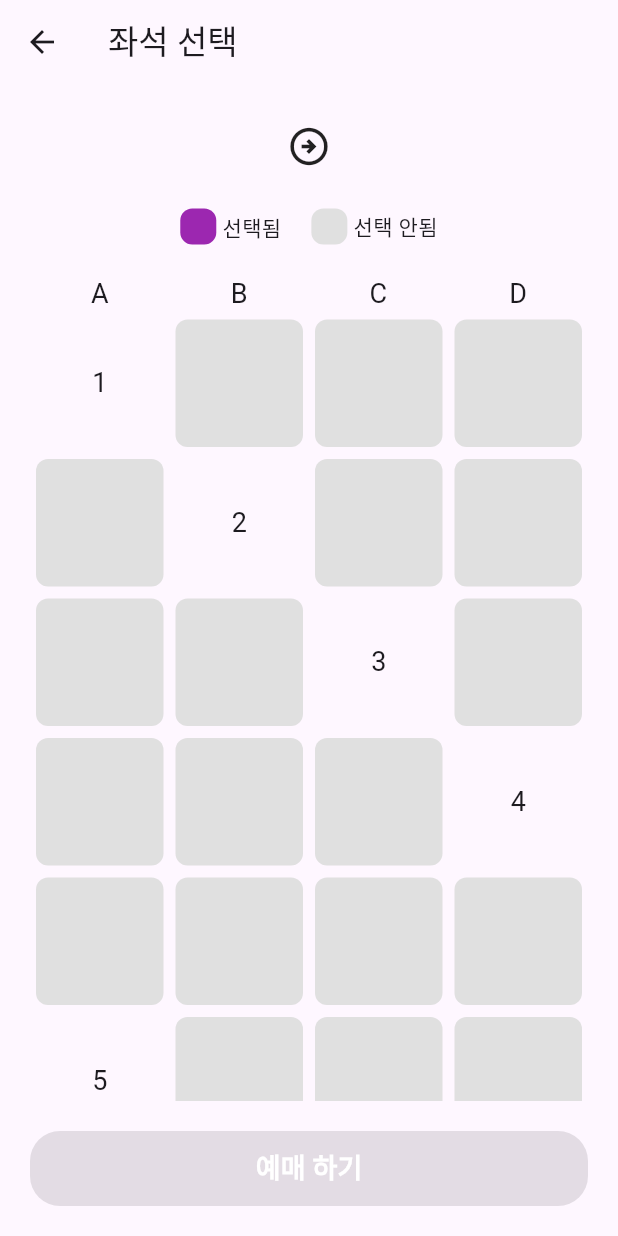
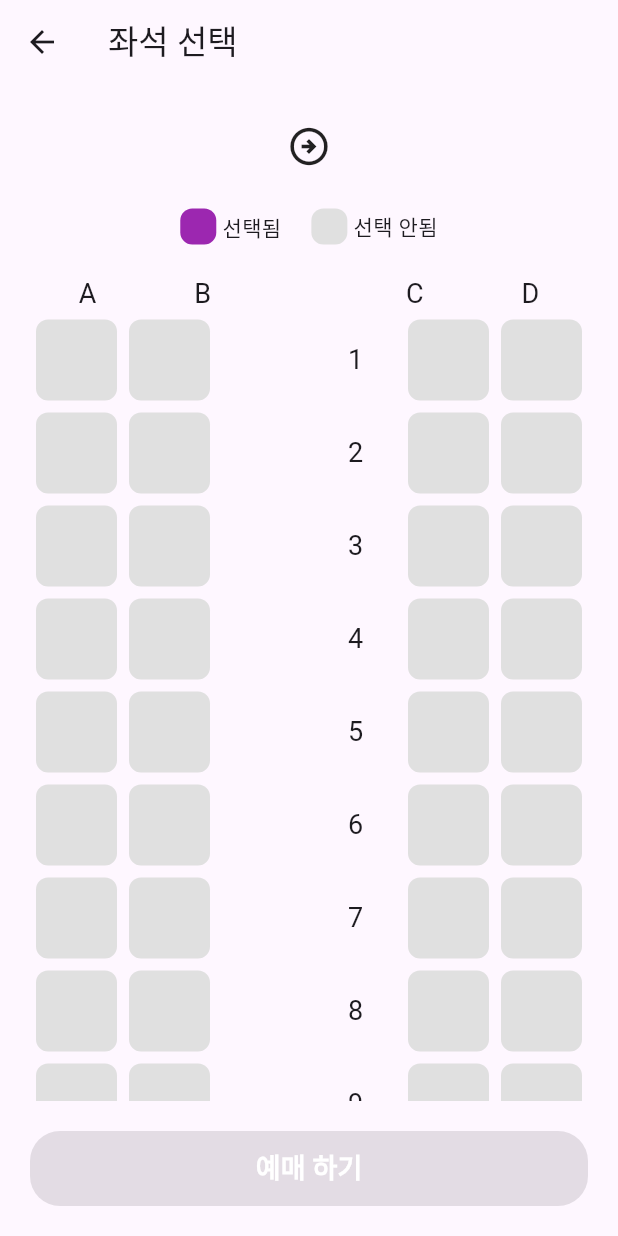
Before and after one commit to oosuhada/train_booking_app, a Flutter app: the SeatPage screen opened directly with empty values, on a phone screen of 412 x 824 dp. Run offline on Flutter 3.47's test engine with Material 3 defaults, Android fonts, the phone set to English and light mode, and no system bars.

Commit message:
edit grid view

```diff
--- a/lib/seat_page.dart
+++ b/lib/seat_page.dart
@@ -1,3 +1,4 @@
+import 'package:flutter/cupertino.dart';
 import 'package:flutter/material.dart';
 
 class SeatPage extends StatefulWidget {
@@ -11,8 +12,8 @@ class SeatPage extends StatefulWidget {
 }
 
 class _SeatPageState extends State<SeatPage> {
-  List<List<bool>> seats =
-      List.generate(10, (_) => List.generate(4, (_) => false)); // 좌석 상태 저장 변수
+  List<List<bool>> seats = List.generate(
+      20, (_) => List.generate(4, (_) => false)); // 20개의 행, 4개의 열(A/B/C/D)
 
   int? selectedRow;
   int? selectedColumn;
@@ -52,7 +53,8 @@ class _SeatPageState extends State<SeatPage> {
                             color: Colors.purple)),
                   ),
                 ),
-                      ]),
+              ],
+            ),
             SizedBox(height: 20),
 
             // 좌석 상태 레이블
@@ -87,53 +89,63 @@ class _SeatPageState extends State<SeatPage> {
             // ABCD 레이블
             Row(
               mainAxisAlignment: MainAxisAlignment.spaceAround,
-                    children: ['A', 'B', 'C', 'D']
-                        .map((label) =>
-                            Text(label, style: TextStyle(fontSize: 18)))
+              children: ['A', 'B', '', 'C', 'D'] // 가운데에 빈 문자열로 간격 추가
+                  .map((label) => Text(label, style: TextStyle(fontSize: 18)))
                   .toList(),
             ),
 
             // 좌석 그리드
+            // 좌석 그리드 (A/B 열과 C/D 열 사이에 열 번호 추가)
             Expanded(
               child: GridView.builder(
-                          gridDelegate:
-                              SliverGridDelegateWithFixedCrossAxisCount(
-                                  crossAxisCount: seats[0].length),
-                          itemCount:
-                              seats.length * seats[0].length + seats.length,
+                  gridDelegate: SliverGridDelegateWithFixedCrossAxisCount(
+                      crossAxisCount:
+                          seats[0].length + 2), // 가운데 빈 칸과 열 번호 포함하여 열 수 증가
+                  itemCount: seats.length *
+                      (seats[0].length + 2), // 총 아이템 수 (빈 칸 및 열 번호 포함)
                   itemBuilder: (context, index) {
-                            if (index % 5 == 0) {
-                              int row = index ~/ 5 + 1;
+                    if (index % (seats[0].length + 2) == 2) {
+                      // 가운데 빈 칸 처리
+                      return Container();
+                    }
+                    if (index % (seats[0].length + 2) == 3) {
+                      // 열 번호 출력
+                      int row = index ~/ (seats[0].length + 2) + 1;
                       return Center(
                           child: Container(
                               width: 50,
                               height: 50,
                               child: Center(
                                   child: Text(row.toString(),
-                                              style:
-                                                  TextStyle(fontSize: 18)))));
+                                      style: TextStyle(fontSize: 18)))));
                     }
-                            int row = index ~/ 5;
-                            int col = index % 5 - 1;
+                    int row = index ~/ (seats[0].length + 2);
+                    int col = index % (seats[0].length + 2) > 3
+                        ? index % (seats[0].length + 2) - 2
+                        : index % (seats[0].length + 2); // 빈 칸 이후 열 계산
                     return GestureDetector(
                         onTap: () {
                           setState(() {
                             seats[row][col] = !seats[row][col];
-                                    selectedRow = row;
-                                    selectedColumn = col;
+                            selectedRow = seats[row][col]
+                                ? row
+                                : null; // 선택 해제 시 null로 설정
+                            selectedColumn = seats[row][col]
+                                ? col
+                                : null; // 선택 해제 시 null로 설정
                           });
                         },
                         child: Container(
                             margin: EdgeInsets.all(4),
-                                    width: 24,
-                                    height: 24,
+                            width: 50,
+                            height: 50,
                             decoration: BoxDecoration(
                                 color: seats[row][col]
                                     ? Colors.purple
                                     : Colors.grey[300],
-                                        borderRadius:
-                                            BorderRadius.circular(8))));
-                          })),
+                                borderRadius: BorderRadius.circular(8))));
+                  }),
+            ),
 
             SizedBox(height: 20),
 
@@ -141,7 +153,29 @@ class _SeatPageState extends State<SeatPage> {
             ElevatedButton(
                 onPressed: selectedRow != null
                     ? () {
+                        showCupertinoDialog(
+                          context: context,
+                          builder: (BuildContext context) {
+                            return CupertinoAlertDialog(
+                              title: Text('예매 확인'),
+                              content: Text('좌석을 예매하시겠습니까?'),
+                              actions: [
+                                CupertinoDialogAction(
+                                    child: Text('취소'),
+                                    onPressed: () {
                                       Navigator.pop(context);
+                                    }),
+                                CupertinoDialogAction(
+                                    child: Text('확인'),
+                                    onPressed: () {
+                                      Navigator.pop(context);
+                                      Navigator.pop(
+                                          context); // HomePage로 이동 (뒤로가기 두 번)
+                                    }),
+                              ],
+                            );
+                          },
+                        );
                       }
                     : null,
                 child: Text('예매 하기',
@@ -154,6 +188,9 @@ class _SeatPageState extends State<SeatPage> {
                     shape: RoundedRectangleBorder(
                         borderRadius: BorderRadius.circular(20)),
                     minimumSize: Size(double.infinity, 50)))
-                ])));
+          ],
+        ),
+      ),
+    );
   }
 }
```
Lines whose indentation alone changed are shown as unchanged.
